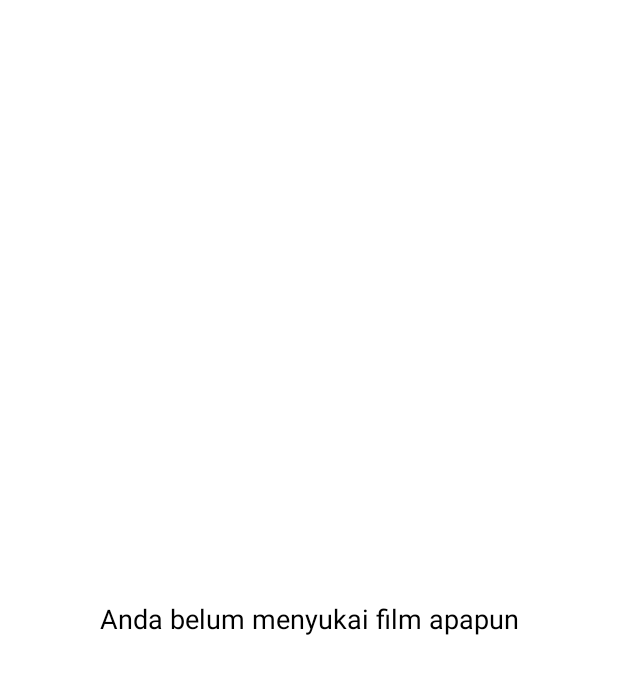
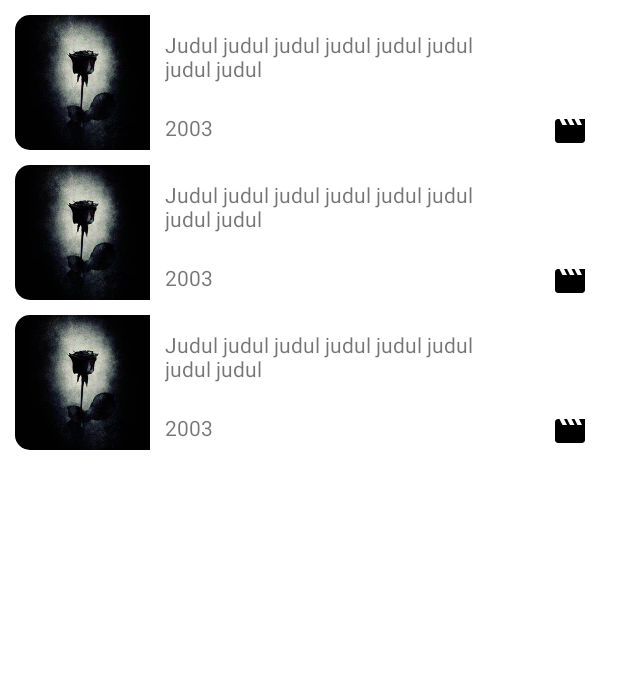
Before and after one commit to SyifaUrRahmi/final-project-mobile, an Android app: the layout fragment_favorites.xml on its own in the app's theme, with its tools: preview values and no code run, on a phone screen of 412 x 824 dp. Shown: the top 674 px of the screen. Run offline under Robolectric (Android 15) with nearby library versions, the phone set to English and light mode, and no system bars.

Commit message:
Mengatur fragment favorit

```diff
--- a/app/src/main/java/com/example/finalproject/DetailActivity.java
+++ b/app/src/main/java/com/example/finalproject/DetailActivity.java
@@ -113,7 +113,7 @@ public class DetailActivity extends AppCompatActivity {
 
                 detail.setJudul(d_judul);
                 detail.setSinopsis(d_sinopsis);
-                detail.setWaktu(String.valueOf(release));
+                detail.setWaktu(d_release);
                 detail.setPoster(d_poster);
                 detail.setBackdrop(d_back);
                 detail.setVote(d_vote);
@@ -124,11 +124,11 @@ public class DetailActivity extends AppCompatActivity {
                 ContentValues values = new ContentValues();
                 values.put(DatabaseContract.DetailColumns.JENIS, d_jenis);
                 values.put(DatabaseContract.DetailColumns.JUDUL, d_judul);
-                values.put(DatabaseContract.DetailColumns.WAKTU, String.valueOf(release));
+                values.put(DatabaseContract.DetailColumns.WAKTU, d_release);
                 values.put(DatabaseContract.DetailColumns.SINOPSIS, d_sinopsis);
                 values.put(DatabaseContract.DetailColumns.POSTER, d_poster);
                 values.put(DatabaseContract.DetailColumns.BACKDROP, d_back);
-                values.put(String.valueOf(DatabaseContract.DetailColumns.VOTE), vote_);
+                values.put(String.valueOf(DatabaseContract.DetailColumns.VOTE), d_vote);
 
                 long result = detailHelper.insert(values);
                 if (result > 0) {
--- a/app/src/main/res/layout/fragment_favorites.xml
+++ b/app/src/main/res/layout/fragment_favorites.xml
@@ -1,20 +1,23 @@
 <?xml version="1.0" encoding="utf-8"?>
-<androidx.constraintlayout.widget.ConstraintLayout xmlns:android="http://schemas.android.com/apk/res/android"
+<LinearLayout xmlns:android="http://schemas.android.com/apk/res/android"
     xmlns:tools="http://schemas.android.com/tools"
     android:layout_width="match_parent"
     android:layout_height="match_parent"
-    xmlns:app="http://schemas.android.com/apk/res-auto"
-    tools:context=".fragment.FavoritesFragment">
+    tools:context=".fragment.FavoritesFragment"
+    android:orientation="vertical">
     <TextView
+        android:id="@+id/belum_ada"
+        android:layout_marginTop="300dp"
         android:layout_width="match_parent"
         android:layout_height="wrap_content"
         android:gravity="center"
         android:textSize="18dp"
         android:textColor="@color/black"
-        app:layout_constraintBottom_toBottomOf="parent"
-        app:layout_constraintLeft_toLeftOf="parent"
-        app:layout_constraintRight_toRightOf="parent"
-        app:layout_constraintTop_toTopOf="parent"
+        android:visibility="gone"
         android:text="Anda belum menyukai film apapun"/>
-
-</androidx.constraintlayout.widget.ConstraintLayout>
+    <androidx.recyclerview.widget.RecyclerView
+        android:id="@+id/rv_fav"
+        android:layout_width="match_parent"
+        android:layout_height="wrap_content"
+        tools:listitem="@layout/item_favorite"/>
+</LinearLayout>
--- /dev/null
+++ b/app/src/main/res/layout/item_favorite.xml
@@ -0,0 +1,59 @@
+<?xml version="1.0" encoding="utf-8"?>
+<LinearLayout xmlns:android="http://schemas.android.com/apk/res/android"
+    android:layout_width="match_parent"
+    android:layout_height="wrap_content"
+    xmlns:app="http://schemas.android.com/apk/res-auto"
+    android:orientation="horizontal"
+    android:layout_marginTop="10dp"
+    android:layout_marginHorizontal="10dp">
+    <androidx.cardview.widget.CardView
+        android:id="@+id/cv_fav"
+        android:layout_width="match_parent"
+        android:layout_height="wrap_content"
+        app:cardCornerRadius="10dp">
+        <RelativeLayout
+            android:layout_width="match_parent"
+            android:layout_height="wrap_content">
+            <ImageView
+                android:id="@+id/post"
+                android:layout_width="90dp"
+                android:layout_height="90dp"
+                android:src="@drawable/bunga"
+                android:scaleType="centerCrop"/>
+            <LinearLayout
+                android:layout_toRightOf="@+id/post"
+                android:layout_width="match_parent"
+                android:layout_height="wrap_content"
+                android:orientation="vertical">
+                <TextView
+                    android:id="@+id/jud"
+                    android:padding="10dp"
+                    android:layout_width="250dp"
+                    android:layout_height="65dp"
+                    android:text="@string/judul"/>
+                <LinearLayout
+                    android:layout_marginStart="10dp"
+                    android:layout_width="match_parent"
+                    android:layout_height="wrap_content"
+                    android:orientation="horizontal">
+                    <TextView
+                        android:id="@+id/release"
+                        android:layout_width="wrap_content"
+                        android:layout_height="wrap_content"
+                        android:text="2003"/>
+                    <LinearLayout
+                        android:layout_width="match_parent"
+                        android:layout_height="wrap_content"
+                        android:gravity="end">
+                        <ImageView
+                            android:id="@+id/jenis"
+                            android:layout_marginEnd="10dp"
+                            android:layout_width="wrap_content"
+                            android:layout_height="wrap_content"
+                            android:src="@drawable/baseline_movie_creation_24"/>
+                    </LinearLayout>
+                </LinearLayout>
+            </LinearLayout>
+        </RelativeLayout>
+    </androidx.cardview.widget.CardView>
+</LinearLayout>
--- a/app/src/main/res/values/strings.xml
+++ b/app/src/main/res/values/strings.xml
@@ -2,6 +2,6 @@
     <string name="app_name">Final Project</string>
     <!-- TODO: Remove or change this placeholder text -->
     <string name="hello_blank_fragment">Hello blank fragment</string>
-    <string name="judul">Judul judul judul judul judul</string>
+    <string name="judul">Judul judul judul judul judul judul judul judul</string>
     <string name="sinopsis">Sinopsis Sinopsis Sinopsis Sinopsis Sinopsis Sinopsis Sinopsis Sinopsis Sinopsis SinopsisSinopsis Sinopsis Sinopsis Sinopsis Sinopsis Sinopsis Sinopsis Sinopsis</string>
 </resources>
```
Also changed, not shown: app/src/main/java/com/example/finalproject/Adapter/FavoriteAdapter.java (added, +94 -0 lines), app/src/main/java/com/example/finalproject/fragment/FavoritesFragment.java (+73 -0 lines).
